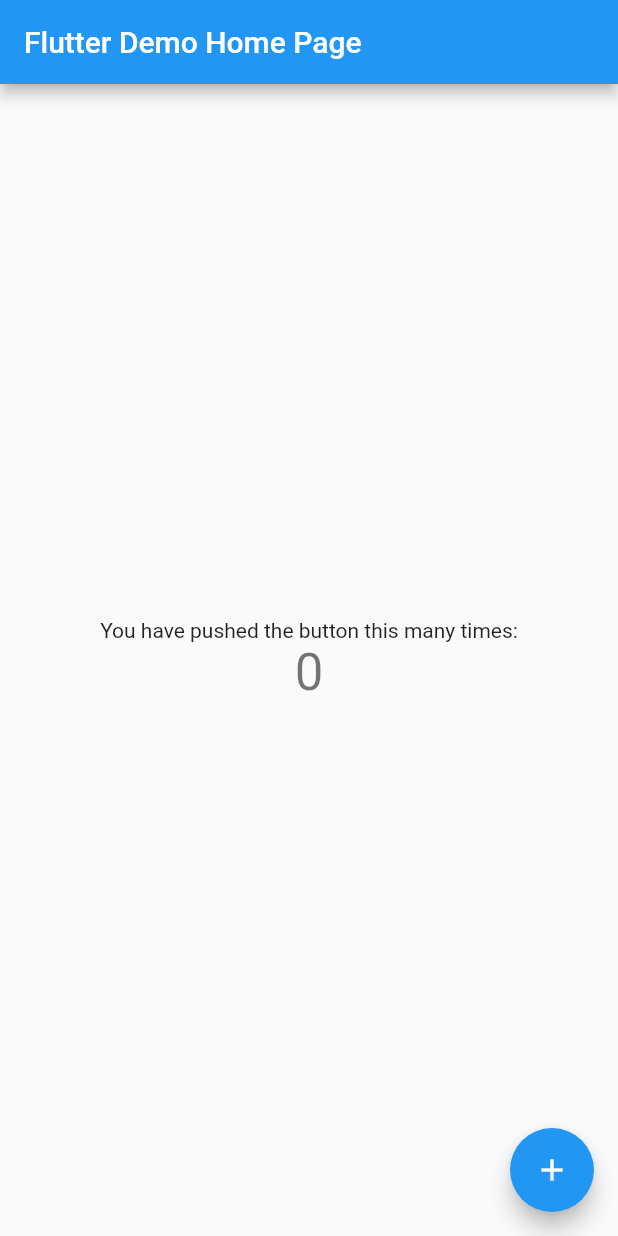
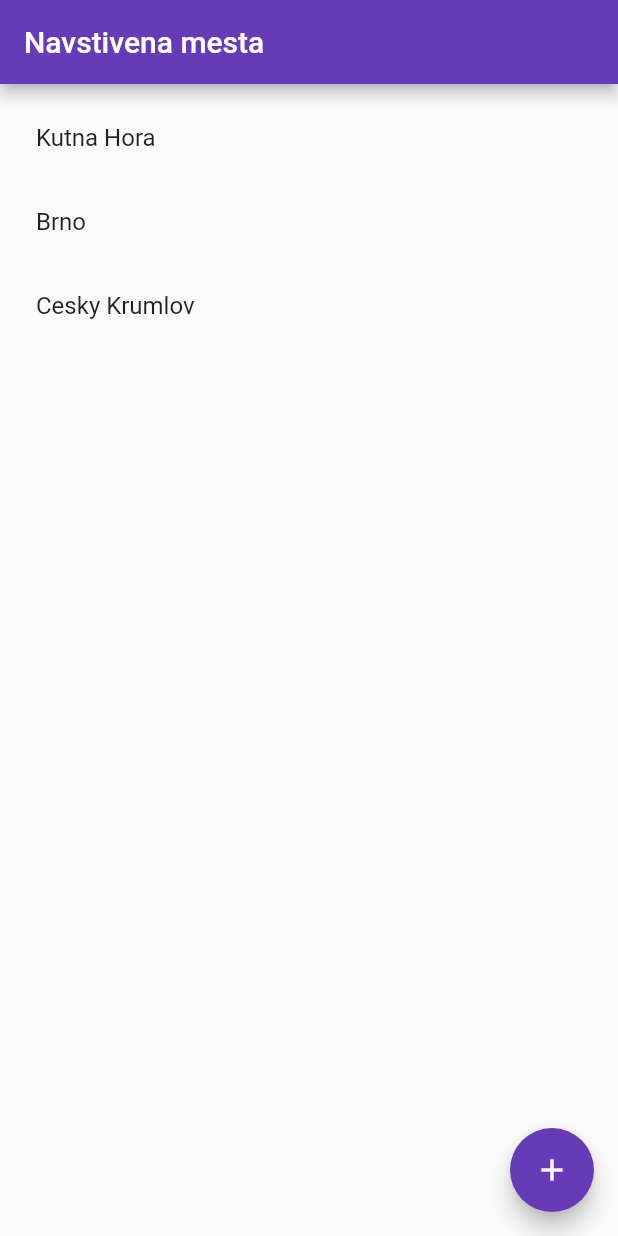
Before and after one commit to danielmarek/flutter_swehq, a Flutter app: the screen it shows after launch, on a phone screen of 412 x 824 dp. Run offline on Flutter 3.47's test engine with Material 2 defaults, Android fonts, the phone set to English and light mode, and no system bars.

Commit message:
listview s mesty, zmena title a barvy

```diff
--- a/lib/main.dart
+++ b/lib/main.dart
@@ -20,13 +20,13 @@ class MyApp extends StatelessWidget {
         // or simply save your changes to "hot reload" in a Flutter IDE).
         // Notice that the counter didn't reset back to zero; the application
         // is not restarted.
-        primarySwatch: Colors.blue,
+        primarySwatch: Colors.deepPurple,
         // This makes the visual density adapt to the platform that you run
         // the app on. For desktop platforms, the controls will be smaller and
         // closer together (more dense) than on mobile platforms.
         visualDensity: VisualDensity.adaptivePlatformDensity,
       ),
-      home: MyHomePage(title: 'Flutter Demo Home Page'),
+      home: MyHomePage(title: 'Navstivena mesta'),
     );
   }
 }
@@ -50,18 +50,6 @@ class MyHomePage extends StatefulWidget {
 }
 
 class _MyHomePageState extends State<MyHomePage> {
-  int _counter = 0;
-
-  void _incrementCounter() {
-    setState(() {
-      // This call to setState tells the Flutter framework that something has
-      // changed in this State, which causes it to rerun the build method below
-      // so that the display can reflect the updated values. If we changed
-      // _counter without calling setState(), then the build method would not be
-      // called again, and so nothing would appear to happen.
-      _counter++;
-    });
-  }
 
   @override
   Widget build(BuildContext context) {
@@ -77,38 +65,22 @@ class _MyHomePageState extends State<MyHomePage> {
         // the App.build method, and use it to set our appbar title.
         title: Text(widget.title),
       ),
-      body: Center(
-        // Center is a layout widget. It takes a single child and positions it
-        // in the middle of the parent.
-        child: Column(
-          // Column is also a layout widget. It takes a list of children and
-          // arranges them vertically. By default, it sizes itself to fit its
-          // children horizontally, and tries to be as tall as its parent.
-          //
-          // Invoke "debug painting" (press "p" in the console, choose the
-          // "Toggle Debug Paint" action from the Flutter Inspector in Android
-          // Studio, or the "Toggle Debug Paint" command in Visual Studio Code)
-          // to see the wireframe for each widget.
-          //
-          // Column has various properties to control how it sizes itself and
-          // how it positions its children. Here we use mainAxisAlignment to
-          // center the children vertically; the main axis here is the vertical
-          // axis because Columns are vertical (the cross axis would be
-          // horizontal).
-          mainAxisAlignment: MainAxisAlignment.center,
-          children: <Widget>[
-            Text(
-              'You have pushed the button this many times:',
-            ),
-            Text(
-              '$_counter',
-              style: Theme.of(context).textTheme.headline4,
-            ),
-          ],
-        ),
+      body: ListView(
+        padding: const EdgeInsets.all(8),
+        children: <Widget>[
+          ListTile(
+            title: Text('Kutna Hora'),
+          ),
+          ListTile(
+            title: Text('Brno'),
+          ),
+          ListTile(
+            title: Text('Cesky Krumlov'),
+          ),
+        ],
       ),
       floatingActionButton: FloatingActionButton(
-        onPressed: _incrementCounter,
+        // onPressed: _incrementCounter,
         tooltip: 'Increment',
         child: Icon(Icons.add),
       ), // This trailing comma makes auto-formatting nicer for build methods.
```
